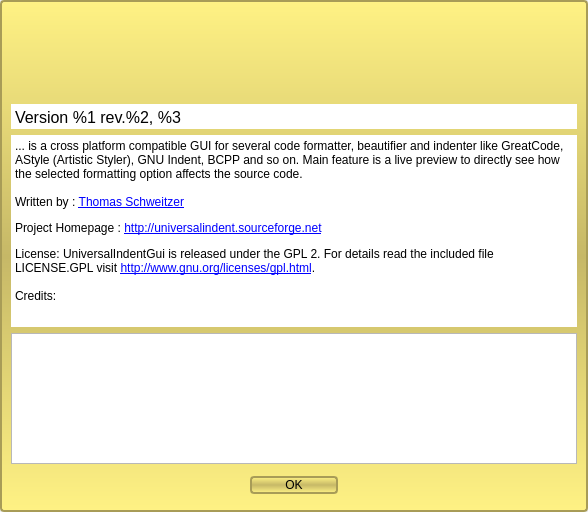
Qt form src/aboutdialog.ui (danblakemore/universal-indent-gui) before a commit.
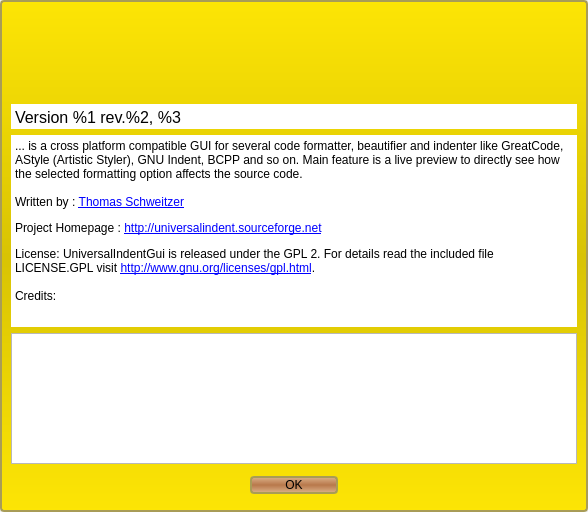
The same form after that commit. Icons and pictures are not drawn.

Commit message: Adapted the about dialog colors to be euqal to the banner colors.

```diff
--- a/src/aboutdialog.ui
+++ b/src/aboutdialog.ui
@@ -43,7 +43,7 @@
    <item>
     <widget class="QFrame" name="frame" >
      <property name="styleSheet" >
-      <string>QFrame#frame { background-color: qlineargradient( x1:0, y1:0, x2:0, y2:1, stop:0 #FFF284, stop:0.5 #C6B867, stop:1 #FFF284 ); border: 2px solid #A89C57; border-radius: 4px;}</string>
+      <string notr="true" >QFrame#frame { background-color: qlineargradient( x1:0, y1:0, x2:0, y2:1, stop:0 #FDE505, stop:0.5 #D8C304, stop:1 #FDE505 ); border: 2px solid #A89C57; border-radius: 4px;}</string>
      </property>
      <property name="frameShape" >
       <enum>QFrame::StyledPanel</enum>
@@ -175,7 +175,7 @@
         <item>
          <widget class="QPushButton" name="okButton" >
           <property name="styleSheet" >
-           <string>QPushButton#okButton { background-color: qlineargradient( x1:0, y1:0, x2:0, y2:1, stop:0 #FFF284, stop:0.5 #C6B867, stop:1 #FFF284 ); border: 2px solid #A89C57; border-radius: 4px;}QPushButton:hover#okButton { background-color: qlineargradient( x1:0, y1:0, x2:0, y2:1, stop:0 #C6B867, stop:0.5 #FFF284, stop:1 #C6B867 ); } QPushButton#okButton { background-color: qlineargradient( x1:0, y1:0, x2:0, y2:1, stop:0 #FFF284, stop:0.5 #C6B867, stop:1 #FFF284 ); border: 2px solid #A89C57; border-radius: 4px;}QPushButton:pressed#okButton{ border: 2px solid #D8CB75 }</string>
+           <string notr="true" >QPushButton#okButton { background-color: qlineargradient( x1:0, y1:0, x2:0, y2:1, stop:0 #DCB28A, stop:0.5 #B8784B, stop:1 #DCB28A ); border: 2px solid #A89C57; border-radius: 4px;} QPushButton:hover#okButton { background-color: qlineargradient( x1:0, y1:0, x2:0, y2:1, stop:0 #B8784B, stop:0.5 #DCB28A, stop:1 #B8784B ); } QPushButton:pressed#okButton{ border: 2px solid #D8CB75 }</string>
           </property>
           <property name="text" >
            <string>          OK          </string>
```
Left out of the diff: 35 changed lines with no effect on the pictures.
